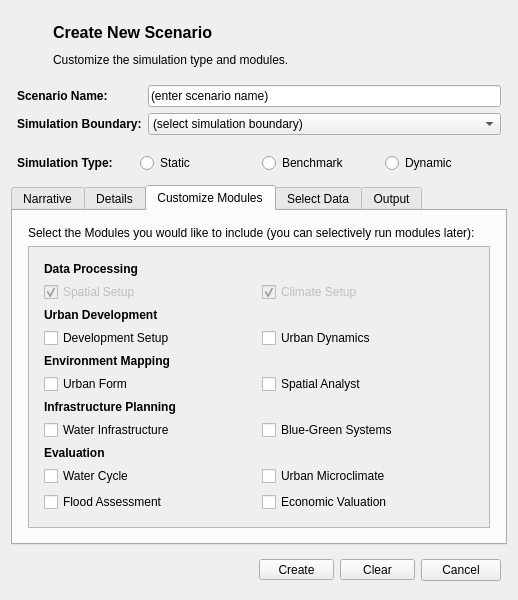
First picture: the form in gui/newscenario.ui, repository petermbach/urbanbeats-pss, before the edit.
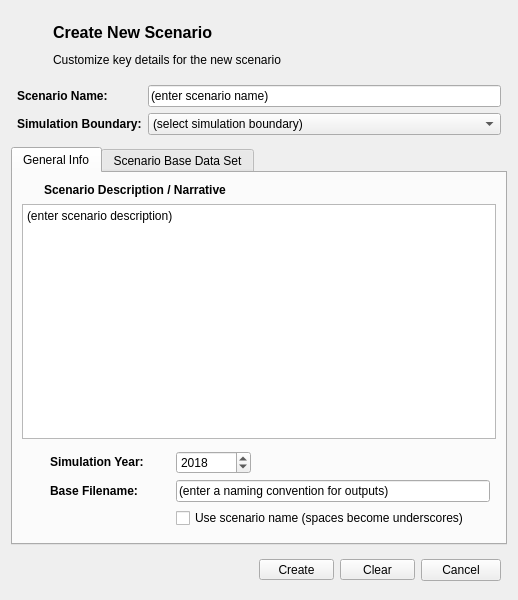
Second picture: the form after the edit. The open tabs and pages were chosen to show the change. Icons and pictures are not drawn.

Commit message: Rebuilt Scenario creation and management functionality Part 1 - adding and deleting scenarios

```diff
--- a/gui/newscenario.ui
+++ b/gui/newscenario.ui
@@ -54,7 +54,7 @@
          <string/>
         </property>
         <property name="pixmap">
-         <pixmap resource="../graphics/ubeats.qrc">:/icons/Map-icon (1).png</pixmap>
+         <pixmap resource="../../../../Dropbox/UrbanBEATS Master Project/graphics/ubeats.qrc">:/icons/Map-icon (1).png</pixmap>
         </property>
         <property name="scaledContents">
          <bool>true</bool>
@@ -78,7 +78,7 @@
       <item row="1" column="1">
        <widget class="QLabel" name="subtitle">
         <property name="text">
-         <string>Customize the simulation type and modules.</string>
+         <string>Customize key details for the new scenario</string>
         </property>
        </widget>
       </item>
@@ -145,70 +145,6 @@
      </layout>
     </widget>
    </item>
-   <item>
-    <widget class="QWidget" name="simtype_widget" native="true">
-     <layout class="QHBoxLayout" name="horizontalLayout_3">
-      <property name="spacing">
-       <number>6</number>
-      </property>
-      <property name="leftMargin">
-       <number>6</number>
-      </property>
-      <property name="topMargin">
-       <number>6</number>
-      </property>
-      <property name="rightMargin">
-       <number>6</number>
-      </property>
-      <property name="bottomMargin">
-       <number>6</number>
-      </property>
-      <item>
-       <widget class="QLabel" name="simtype_lbl">
-        <property name="whatsThis">
-         <string>Rainfall time series, obtain data from weather station or climate authority of your city. Time series should be in rainfall depth and have units millimetres.</string>
-        </property>
-        <property name="text">
-         <string>&lt;html&gt;&lt;head/&gt;&lt;body&gt;&lt;p&gt;&lt;span style=&quot; font-weight:600;&quot;&gt;Simulation Type:&lt;/span&gt;&lt;/p&gt;&lt;/body&gt;&lt;/html&gt;</string>
-        </property>
-       </widget>
-      </item>
-      <item>
-       <widget class="QRadioButton" name="static_radio">
-        <property name="text">
-         <string>Static</string>
-        </property>
-        <property name="icon">
-         <iconset resource="../graphics/ubeats.qrc">
-          <normaloff>:/icons/camera.png</normaloff>:/icons/camera.png</iconset>
-        </property>
-       </widget>
-      </item>
-      <item>
-       <widget class="QRadioButton" name="benchmark_radio">
-        <property name="text">
-         <string>Benchmark</string>
-        </property>
-        <property name="icon">
-         <iconset resource="../graphics/ubeats.qrc">
-          <normaloff>:/icons/78125-park-bench.png</normaloff>:/icons/78125-park-bench.png</iconset>
-        </property>
-       </widget>
-      </item>
-      <item>
-       <widget class="QRadioButton" name="dynamic_radio">
-        <property name="text">
-         <string>Dynamic</string>
-        </property>
-        <property name="icon">
-         <iconset resource="../graphics/ubeats.qrc">
-          <normaloff>:/icons/55191-clock-symbol-of-circular-shape.png</normaloff>:/icons/55191-clock-symbol-of-circular-shape.png</iconset>
-        </property>
-       </widget>
-      </item>
-     </layout>
-    </widget>
-   </item>
    <item>
     <widget class="QTabWidget" name="setup_widget">
      <property name="currentIndex">
@@ -216,71 +152,87 @@
      </property>
      <widget class="QWidget" name="narrative_tab">
       <attribute name="icon">
-       <iconset resource="../graphics/ubeats.qrc">
-        <normaloff>:/icons/pages-brown-icon.png</normaloff>:/icons/pages-brown-icon.png</iconset>
-      </attribute>
-      <attribute name="title">
-       <string>Narrative</string>
-      </attribute>
-      <layout class="QVBoxLayout" name="verticalLayout_2">
-       <item>
-        <layout class="QVBoxLayout" name="verticalLayout_6">
-         <property name="spacing">
-          <number>6</number>
-         </property>
-         <property name="leftMargin">
-          <number>6</number>
-         </property>
-         <property name="topMargin">
-          <number>6</number>
-         </property>
-         <property name="rightMargin">
-          <number>6</number>
-         </property>
-         <property name="bottomMargin">
-          <number>6</number>
-         </property>
-         <item>
-          <widget class="QLabel" name="narrative_lbl">
-           <property name="whatsThis">
-            <string>Rainfall time series, obtain data from weather station or climate authority of your city. Time series should be in rainfall depth and have units millimetres.</string>
-           </property>
-           <property name="text">
-            <string>&lt;html&gt;&lt;head/&gt;&lt;body&gt;&lt;p&gt;Provide some details on the scenario&lt;/p&gt;&lt;/body&gt;&lt;/html&gt;</string>
-           </property>
-          </widget>
-         </item>
-         <item>
-          <widget class="QPlainTextEdit" name="narrative_box">
-           <property name="minimumSize">
-            <size>
-             <width>0</width>
-             <height>100</height>
-            </size>
-           </property>
-           <property name="documentTitle">
-            <string/>
-           </property>
-           <property name="plainText">
-            <string>(enter scenario description)</string>
-           </property>
-          </widget>
-         </item>
-        </layout>
-       </item>
-      </layout>
-     </widget>
-     <widget class="QWidget" name="details_tab">
-      <attribute name="icon">
-       <iconset resource="../graphics/ubeats.qrc">
+       <iconset resource="../../../../Dropbox/UrbanBEATS Master Project/graphics/ubeats.qrc">
         <normaloff>:/icons/Settings-icon.png</normaloff>:/icons/Settings-icon.png</iconset>
       </attribute>
       <attribute name="title">
-       <string>Details</string>
+       <string>General Info</string>
       </attribute>
-      <layout class="QVBoxLayout" name="verticalLayout_8">
+      <layout class="QVBoxLayout" name="verticalLayout_2">
        <item>
-        <widget class="QWidget" name="timestep_widget" native="true">
+        <widget class="QWidget" name="widget" native="true">
+         <layout class="QHBoxLayout" name="horizontalLayout">
+          <property name="leftMargin">
+           <number>0</number>
+          </property>
+          <property name="topMargin">
+           <number>0</number>
+          </property>
+          <property name="rightMargin">
+           <number>0</number>
+          </property>
+          <property name="bottomMargin">
+           <number>0</number>
+          </property>
+          <item>
+           <widget class="QLabel" name="narrative_icon">
+            <property name="minimumSize">
+             <size>
+              <width>16</width>
+              <height>16</height>
+             </size>
+            </property>
+            <property name="maximumSize">
+             <size>
+              <width>16</width>
+              <height>16</height>
+             </size>
+            </property>
+            <property name="text">
+             <string/>
+            </property>
+            <property name="pixmap">
+             <pixmap resource="../../../../Dropbox/UrbanBEATS Master Project/graphics/ubeats.qrc">:/icons/pages-brown-icon.png</pixmap>
+            </property>
+            <property name="scaledContents">
+             <bool>true</bool>
+            </property>
+           </widget>
+          </item>
+          <item>
+           <widget class="QLabel" name="narrative_lbl">
+            <property name="whatsThis">
+             <string>Rainfall time series, obtain data from weather station or climate authority of your city. Time series should be in rainfall depth and have units millimetres.</string>
+            </property>
+            <property name="text">
+             <string>&lt;html&gt;&lt;head/&gt;&lt;body&gt;&lt;p&gt;&lt;span style=&quot; font-weight:600;&quot;&gt;Scenario Description / Narrative&lt;/span&gt;&lt;/p&gt;&lt;/body&gt;&lt;/html&gt;</string>
+            </property>
+            <property name="scaledContents">
+             <bool>false</bool>
+            </property>
+           </widget>
+          </item>
+         </layout>
+        </widget>
+       </item>
+       <item>
+        <widget class="QPlainTextEdit" name="narrative_box">
+         <property name="minimumSize">
+          <size>
+           <width>0</width>
+           <height>100</height>
+          </size>
+         </property>
+         <property name="documentTitle">
+          <string/>
+         </property>
+         <property name="plainText">
+          <string>(enter scenario description)</string>
+         </property>
+        </widget>
+       </item>
+       <item>
+        <widget class="QWidget" name="metadata_widget" native="true">
          <layout class="QGridLayout" name="gridLayout_6">
           <property name="leftMargin">
            <number>6</number>
@@ -297,84 +249,7 @@
           <property name="spacing">
            <number>6</number>
           </property>
-          <item row="0" column="3">
-           <widget class="QLabel" name="simyear_lbl2">
-            <property name="text">
-             <string>to</string>
-            </property>
-           </widget>
-          </item>
           <item row="0" column="4">
-           <widget class="QSpinBox" name="endyear_spin">
-            <property name="minimumSize">
-             <size>
-              <width>75</width>
-              <height>0</height>
-             </size>
-            </property>
-            <property name="minimum">
-             <number>1900</number>
-            </property>
-            <property name="maximum">
-             <number>2500</number>
-            </property>
-            <property name="value">
-             <number>2068</number>
-            </property>
-           </widget>
-          </item>
-          <item row="1" column="0">
-           <widget class="QLabel" name="timestep_lbl">
-            <property name="minimumSize">
-             <size>
-              <width>120</width>
-              <height>0</height>
-             </size>
-            </property>
-            <property name="whatsThis">
-             <string>Rainfall time series, obtain data from weather station or climate authority of your city. Time series should be in rainfall depth and have units millimetres.</string>
-            </property>
-            <property name="text">
-             <string>&lt;html&gt;&lt;head/&gt;&lt;body&gt;&lt;p&gt;Dynamic Time Step:&lt;/p&gt;&lt;/body&gt;&lt;/html&gt;</string>
-            </property>
-           </widget>
-          </item>
-          <item row="1" column="2">
-           <widget class="QSpinBox" name="timestep_spin">
-            <property name="suffix">
-             <string> years</string>
-            </property>
-            <property name="minimum">
-             <number>1</number>
-            </property>
-            <property name="maximum">
-             <number>20</number>
-            </property>
-            <property name="value">
-             <number>1</number>
-            </property>
-           </widget>
-          </item>
-          <item row="0" column="2">
-           <widget class="QSpinBox" name="startyear_spin">
-            <property name="minimumSize">
-             <size>
-              <width>75</width>
-              <height>0</height>
-             </size>
-            </property>
-            <property name="minimum">
-             <number>1900</number>
-            </property>
-            <property name="maximum">
-             <number>2500</number>
-            </property>
-            <property name="value">
-             <number>2018</number>
-            </property>
-           </widget>
-          </item>
-          <item row="0" column="5">
            <spacer name="horizontalSpacer_2">
             <property name="orientation">
              <enum>Qt::Horizontal</enum>
@@ -387,7 +262,14 @@
             </property>
            </spacer>
           </item>
-          <item row="0" column="0">
+          <item row="2" column="3" colspan="2">
+           <widget class="QCheckBox" name="naming_check">
+            <property name="text">
+             <string>Use scenario name (spaces become underscores)</string>
+            </property>
+           </widget>
+          </item>
+          <item row="0" column="1">
            <widget class="QLabel" name="simyear_lbl">
             <property name="minimumSize">
              <size>
@@ -399,47 +281,25 @@
              <string>Rainfall time series, obtain data from weather station or climate authority of your city. Time series should be in rainfall depth and have units millimetres.</string>
             </property>
             <property name="text">
-             <string>&lt;html&gt;&lt;head/&gt;&lt;body&gt;&lt;p&gt;Simulation Period:&lt;/p&gt;&lt;/body&gt;&lt;/html&gt;</string>
+             <string>&lt;html&gt;&lt;head/&gt;&lt;body&gt;&lt;p&gt;&lt;span style=&quot; font-weight:600;&quot;&gt;Simulation Year:&lt;/span&gt;&lt;/p&gt;&lt;/body&gt;&lt;/html&gt;</string>
             </property>
            </widget>
           </item>
-          <item row="1" column="4">
-           <widget class="QCheckBox" name="timestep_irregular">
-            <property name="text">
-             <string>Irregular</string>
+          <item row="1" column="3" colspan="2">
+           <widget class="QLineEdit" name="naming_line">
+            <property name="enabled">
+             <bool>true</bool>
             </property>
-           </widget>
-          </item>
-          <item row="1" column="5">
-           <widget class="QPushButton" name="timestep_irregular_button">
             <property name="text">
-             <string>Select Years to Run</string>
+             <string>(enter a naming convention for outputs)</string>
             </property>
+            <property name="readOnly">
+             <bool>false</bool>
+            </property>
            </widget>
           </item>
-         </layout>
-        </widget>
-       </item>
-       <item>
-        <widget class="QWidget" name="timestep_widget_2" native="true">
-         <layout class="QGridLayout" name="gridLayout_7">
-          <property name="leftMargin">
-           <number>6</number>
-          </property>
-          <property name="topMargin">
-           <number>6</number>
-          </property>
-          <property name="rightMargin">
-           <number>6</number>
-          </property>
-          <property name="bottomMargin">
-           <number>6</number>
-          </property>
-          <property name="spacing">
-           <number>6</number>
-          </property>
-          <item row="0" column="2">
-           <widget class="QSpinBox" name="benchmark_spin">
+          <item row="0" column="3">
+           <widget class="QSpinBox" name="startyear_spin">
             <property name="minimumSize">
              <size>
               <width>75</width>
@@ -447,349 +307,88 @@
              </size>
             </property>
             <property name="minimum">
-             <number>10</number>
+             <number>1900</number>
             </property>
             <property name="maximum">
-             <number>10000</number>
-            </property>
-            <property name="singleStep">
-             <number>10</number>
+             <number>2500</number>
             </property>
             <property name="value">
-             <number>100</number>
+             <number>2018</number>
             </property>
            </widget>
           </item>
-          <item row="0" column="3">
-           <spacer name="horizontalSpacer_3">
-            <property name="orientation">
-             <enum>Qt::Horizontal</enum>
-            </property>
-            <property name="sizeHint" stdset="0">
-             <size>
-              <width>40</width>
-              <height>20</height>
-             </size>
-            </property>
-           </spacer>
-          </item>
-          <item row="0" column="0">
-           <widget class="QLabel" name="benchmark_lbl">
-            <property name="minimumSize">
-             <size>
-              <width>120</width>
-              <height>0</height>
-             </size>
-            </property>
+          <item row="1" column="1">
+           <widget class="QLabel" name="naming_lbl">
             <property name="whatsThis">
              <string>Rainfall time series, obtain data from weather station or climate authority of your city. Time series should be in rainfall depth and have units millimetres.</string>
             </property>
             <property name="text">
-             <string>&lt;html&gt;&lt;head/&gt;&lt;body&gt;&lt;p&gt;Benchmark Iterations:&lt;/p&gt;&lt;/body&gt;&lt;/html&gt;</string>
+             <string>&lt;html&gt;&lt;head/&gt;&lt;body&gt;&lt;p&gt;&lt;span style=&quot; font-weight:600;&quot;&gt;Base Filename:&lt;/span&gt;&lt;/p&gt;&lt;/body&gt;&lt;/html&gt;</string>
+            </property>
+           </widget>
+          </item>
+          <item row="0" column="0">
+           <widget class="QLabel" name="simyear_icon">
+            <property name="minimumSize">
+             <size>
+              <width>16</width>
+              <height>16</height>
+             </size>
+            </property>
+            <property name="maximumSize">
+             <size>
+              <width>16</width>
+              <height>16</height>
+             </size>
+            </property>
+            <property name="text">
+             <string/>
+            </property>
+            <property name="pixmap">
+             <pixmap resource="../../../../Dropbox/UrbanBEATS Master Project/graphics/ubeats.qrc">:/icons/55191-clock-symbol-of-circular-shape.png</pixmap>
+            </property>
+            <property name="scaledContents">
+             <bool>true</bool>
+            </property>
+           </widget>
+          </item>
+          <item row="1" column="0">
+           <widget class="QLabel" name="naming_icon">
+            <property name="minimumSize">
+             <size>
+              <width>16</width>
+              <height>16</height>
+             </size>
+            </property>
+            <property name="maximumSize">
+             <size>
+              <width>16</width>
+              <height>16</height>
+             </size>
+            </property>
+            <property name="text">
+             <string/>
+            </property>
+            <property name="pixmap">
+             <pixmap resource="../../../../Dropbox/UrbanBEATS Master Project/graphics/ubeats.qrc">:/icons/Reports-icon.png</pixmap>
+            </property>
+            <property name="scaledContents">
+             <bool>true</bool>
             </property>
            </widget>
           </item>
          </layout>
         </widget>
-       </item>
-       <item>
-        <spacer name="verticalSpacer_3">
-         <property name="orientation">
-          <enum>Qt::Vertical</enum>
-         </property>
-         <property name="sizeHint" stdset="0">
-          <size>
-           <width>20</width>
-           <height>193</height>
-          </size>
-         </property>
-        </spacer>
-       </item>
-      </layout>
-     </widget>
-     <widget class="QWidget" name="module_tab">
-      <attribute name="icon">
-       <iconset resource="../graphics/ubeats.qrc">
-        <normaloff>:/icons/palette-icon.png</normaloff>:/icons/palette-icon.png</iconset>
-      </attribute>
-      <attribute name="title">
-       <string>Customize Modules</string>
-      </attribute>
-      <layout class="QGridLayout" name="gridLayout">
-       <item row="0" column="0">
-        <layout class="QVBoxLayout" name="verticalLayout_7">
-         <property name="spacing">
-          <number>6</number>
-         </property>
-         <property name="leftMargin">
-          <number>6</number>
-         </property>
-         <property name="topMargin">
-          <number>6</number>
-         </property>
-         <property name="rightMargin">
-          <number>6</number>
-         </property>
-         <property name="bottomMargin">
-          <number>6</number>
-         </property>
-         <item>
-          <widget class="QLabel" name="descr_lbl">
-           <property name="text">
-            <string>Select the Modules you would like to include (you can selectively run modules later):</string>
-           </property>
-          </widget>
-         </item>
-         <item>
-          <widget class="QScrollArea" name="scrollArea">
-           <property name="widgetResizable">
-            <bool>true</bool>
-           </property>
-           <widget class="QWidget" name="scrollAreaWidgetContents">
-            <property name="geometry">
-             <rect>
-              <x>0</x>
-              <y>0</y>
-              <width>462</width>
-              <height>289</height>
-             </rect>
-            </property>
-            <layout class="QGridLayout" name="gridLayout_4">
-             <item row="4" column="0">
-              <layout class="QGridLayout" name="gridLayout_5">
-               <property name="leftMargin">
-                <number>6</number>
-               </property>
-               <property name="topMargin">
-                <number>6</number>
-               </property>
-               <property name="rightMargin">
-                <number>6</number>
-               </property>
-               <property name="bottomMargin">
-                <number>6</number>
-               </property>
-               <property name="spacing">
-                <number>6</number>
-               </property>
-               <item row="2" column="0">
-                <widget class="QLabel" name="descr_lbl3">
-                 <property name="text">
-                  <string>&lt;html&gt;&lt;head/&gt;&lt;body&gt;&lt;p&gt;&lt;span style=&quot; font-weight:600;&quot;&gt;Urban Development&lt;/span&gt;&lt;/p&gt;&lt;/body&gt;&lt;/html&gt;</string>
-                 </property>
-                </widget>
-               </item>
-               <item row="11" column="0">
-                <widget class="QCheckBox" name="watercycle">
-                 <property name="text">
-                  <string>Water Cycle</string>
-                 </property>
-                 <property name="icon">
-                  <iconset resource="../graphics/ubeats.qrc">
-                   <normaloff>:/icons/iconfinder_Ecology_tap_water_2992443.png</normaloff>:/icons/iconfinder_Ecology_tap_water_2992443.png</iconset>
-                 </property>
-                </widget>
-               </item>
-               <item row="4" column="0">
-                <widget class="QLabel" name="descr_lbl4">
-                 <property name="text">
-                  <string>&lt;html&gt;&lt;head/&gt;&lt;body&gt;&lt;p&gt;&lt;span style=&quot; font-weight:600;&quot;&gt;Environment Mapping&lt;/span&gt;&lt;/p&gt;&lt;/body&gt;&lt;/html&gt;</string>
-                 </property>
-                </widget>
-               </item>
-               <item row="3" column="0">
-                <widget class="QCheckBox" name="citydevelopment">
-                 <property name="text">
-                  <string>Development Setup</string>
-                 </property>
-                 <property name="icon">
-                  <iconset resource="../graphics/ubeats.qrc">
-                   <normaloff>:/icons/Very-Basic-Design-icon.png</normaloff>:/icons/Very-Basic-Design-icon.png</iconset>
-                 </property>
-                </widget>
-               </item>
-               <item row="1" column="1">
-                <widget class="QCheckBox" name="climate">
-                 <property name="enabled">
-                  <bool>false</bool>
-                 </property>
-                 <property name="text">
-                  <string>Climate Setup</string>
-                 </property>
-                 <property name="icon">
-                  <iconset resource="../graphics/ubeats.qrc">
-                   <normaloff>:/icons/cloudy-with-rain-2667018_960_720.png</normaloff>:/icons/cloudy-with-rain-2667018_960_720.png</iconset>
-                 </property>
-                 <property name="checkable">
-                  <bool>true</bool>
-                 </property>
-                 <property name="checked">
-                  <bool>true</bool>
-                 </property>
-                </widget>
-               </item>
-               <item row="12" column="0">
-                <widget class="QCheckBox" name="flood">
-                 <property name="text">
-                  <string>Flood Assessment</string>
-                 </property>
-                 <property name="icon">
-                  <iconset resource="../graphics/ubeats.qrc">
-                   <normaloff>:/icons/iconfinder_wave_ocean_sea_water_surf_splash_5296676.png</normaloff>:/icons/iconfinder_wave_ocean_sea_water_surf_splash_5296676.png</iconset>
-                 </property>
-                </widget>
-               </item>
-               <item row="5" column="1">
-                <widget class="QCheckBox" name="spatialmapping">
-                 <property name="text">
-                  <string>Spatial Analyst</string>
-                 </property>
-                 <property name="icon">
-                  <iconset resource="../graphics/ubeats.qrc">
-                   <normaloff>:/icons/GISLayers.png</normaloff>:/icons/GISLayers.png</iconset>
-                 </property>
-                </widget>
-               </item>
-               <item row="7" column="1">
-                <widget class="QCheckBox" name="bluegreen">
-                 <property name="text">
-                  <string>Blue-Green Systems</string>
-                 </property>
-                 <property name="icon">
-                  <iconset resource="../graphics/ubeats.qrc">
-                   <normaloff>:/icons/Tree-icon.png</normaloff>:/icons/Tree-icon.png</iconset>
-                 </property>
-                </widget>
-               </item>
-               <item row="10" column="0">
-                <widget class="QLabel" name="descr_lbl5">
-                 <property name="text">
-                  <string>&lt;html&gt;&lt;head/&gt;&lt;body&gt;&lt;p&gt;&lt;span style=&quot; font-weight:600;&quot;&gt;Evaluation&lt;/span&gt;&lt;/p&gt;&lt;/body&gt;&lt;/html&gt;</string>
-                 </property>
-                </widget>
-               </item>
-               <item row="5" column="0">
-                <widget class="QCheckBox" name="urbanplanning">
-                 <property name="text">
-                  <string>Urban Form</string>
-                 </property>
-                 <property name="icon">
-                  <iconset resource="../graphics/ubeats.qrc">
-                   <normaloff>:/icons/City_icon_(Noun_Project).svg.png</normaloff>:/icons/City_icon_(Noun_Project).svg.png</iconset>
-                 </property>
-                </widget>
-               </item>
-               <item row="12" column="1">
-                <widget class="QCheckBox" name="economics">
-                 <property name="text">
-                  <string>Economic Valuation</string>
-                 </property>
-                 <property name="icon">
-                  <iconset resource="../graphics/ubeats.qrc">
-                   <normaloff>:/icons/dollar-icon.png</normaloff>:/icons/dollar-icon.png</iconset>
-                 </property>
-                </widget>
-               </item>
-               <item row="7" column="0">
-                <widget class="QCheckBox" name="infrastructure">
-                 <property name="text">
-                  <string>Water Infrastructure</string>
-                 </property>
-                 <property name="icon">
-                  <iconset resource="../graphics/ubeats.qrc">
-                   <normaloff>:/images/images/md_infrastructure.png</normaloff>:/images/images/md_infrastructure.png</iconset>
-                 </property>
-                </widget>
-               </item>
-               <item row="1" column="0">
-                <widget class="QCheckBox" name="spatialsetup">
-                 <property name="enabled">
-                  <bool>false</bool>
-                 </property>
-                 <property name="text">
-                  <string>Spatial Setup</string>
-                 </property>
-                 <property name="icon">
-                  <iconset resource="../graphics/ubeats.qrc">
-                   <normaloff>:/icons/Data-Grid-icon.png</normaloff>:/icons/Data-Grid-icon.png</iconset>
-                 </property>
-                 <property name="checkable">
-                  <bool>true</bool>
-                 </property>
-                 <property name="checked">
-                  <bool>true</bool>
-                 </property>
-                 <property name="tristate">
-                  <bool>false</bool>
-                 </property>
-                </widget>
-               </item>
-               <item row="11" column="1">
-                <widget class="QCheckBox" name="microclimate">
-                 <property name="text">
-                  <string>Urban Microclimate</string>
-                 </property>
-                 <property name="icon">
-                  <iconset resource="../graphics/ubeats.qrc">
-                   <normaloff>:/icons/temperature-icon.png</normaloff>:/icons/temperature-icon.png</iconset>
-                 </property>
-                </widget>
-               </item>
-               <item row="0" column="0">
-                <widget class="QLabel" name="descr_lbl2">
-                 <property name="text">
-                  <string>&lt;html&gt;&lt;head/&gt;&lt;body&gt;&lt;p&gt;&lt;span style=&quot; font-weight:600;&quot;&gt;Data Processing&lt;/span&gt;&lt;/p&gt;&lt;/body&gt;&lt;/html&gt;</string>
-                 </property>
-                </widget>
-               </item>
-               <item row="3" column="1">
-                <widget class="QCheckBox" name="urbandynamics">
-                 <property name="text">
-                  <string>Urban Dynamics</string>
-                 </property>
-                 <property name="icon">
-                  <iconset resource="../graphics/ubeats.qrc">
-                   <normaloff>:/icons/Transport-Road-Worker-icon.png</normaloff>:/icons/Transport-Road-Worker-icon.png</iconset>
-                 </property>
-                </widget>
-               </item>
-               <item row="6" column="0">
-                <widget class="QLabel" name="descr_lbl4_2">
-                 <property name="text">
-                  <string>&lt;html&gt;&lt;head/&gt;&lt;body&gt;&lt;p&gt;&lt;span style=&quot; font-weight:600;&quot;&gt;Infrastructure Planning&lt;/span&gt;&lt;/p&gt;&lt;/body&gt;&lt;/html&gt;</string>
-                 </property>
-                </widget>
-               </item>
-              </layout>
-             </item>
-             <item row="6" column="0">
-              <spacer name="verticalSpacer_2">
-               <property name="orientation">
-                <enum>Qt::Vertical</enum>
-               </property>
-               <property name="sizeHint" stdset="0">
-                <size>
-                 <width>20</width>
-                 <height>40</height>
-                </size>
-               </property>
-              </spacer>
-             </item>
-            </layout>
-           </widget>
-          </widget>
-         </item>
-        </layout>
        </item>
       </layout>
      </widget>
      <widget class="QWidget" name="data_tab">
       <attribute name="icon">
-       <iconset resource="../graphics/ubeats.qrc">
+       <iconset resource="../../../../Dropbox/UrbanBEATS Master Project/graphics/ubeats.qrc">
         <normaloff>:/icons/Misc-Database-3-icon.png</normaloff>:/icons/Misc-Database-3-icon.png</iconset>
       </attribute>
       <attribute name="title">
-       <string>Select Data</string>
+       <string>Scenario Base Data Set</string>
       </attribute>
       <layout class="QHBoxLayout" name="horizontalLayout_4">
        <item>
@@ -1086,83 +685,6 @@
        </item>
       </layout>
      </widget>
-     <widget class="QWidget" name="output_tab">
-      <attribute name="icon">
-       <iconset resource="../graphics/ubeats.qrc">
-        <normaloff>:/icons/export-icon.png</normaloff>:/icons/export-icon.png</iconset>
-      </attribute>
-      <attribute name="title">
-       <string>Output</string>
-      </attribute>
-      <layout class="QVBoxLayout" name="verticalLayout_5">
-       <item>
-        <widget class="QWidget" name="naming_convention" native="true">
-         <layout class="QGridLayout" name="gridLayout_2">
-          <property name="leftMargin">
-           <number>6</number>
-          </property>
-          <property name="topMargin">
-           <number>6</number>
-          </property>
-          <property name="rightMargin">
-           <number>6</number>
-          </property>
-          <property name="bottomMargin">
-           <number>6</number>
-          </property>
-          <property name="spacing">
-           <number>6</number>
-          </property>
-          <item row="0" column="0">
-           <widget class="QLabel" name="naming_lbl">
-            <property name="whatsThis">
-             <string>Rainfall time series, obtain data from weather station or climate authority of your city. Time series should be in rainfall depth and have units millimetres.</string>
-            </property>
-            <property name="text">
-             <string>&lt;html&gt;&lt;head/&gt;&lt;body&gt;&lt;p&gt;File naming convention:&lt;/p&gt;&lt;/body&gt;&lt;/html&gt;</string>
-            </property>
-           </widget>
-          </item>
-          <item row="0" column="1">
-           <widget class="QLineEdit" name="naming_line">
-            <property name="enabled">
-             <bool>true</bool>
-            </property>
-            <property name="text">
-             <string>(enter a naming convention for outputs)</string>
-            </property>
-            <property name="readOnly">
-             <bool>false</bool>
-            </property>
-           </widget>
-          </item>
-          <item row="1" column="1">
-           <widget class="QCheckBox" name="naming_check">
-            <property name="text">
-             <string>Use scenario name (spaces become underscores)</string>
-            </property>
-           </widget>
-          </item>
-         </layout>
-        </widget>
-       </item>
-       <item>
-        <spacer name="verticalSpacer">
-         <property name="orientation">
-          <enum>Qt::Vertical</enum>
-         </property>
-         <property name="sizeHint" stdset="0">
-          <size>
-           <width>20</width>
-           <height>260</height>
-          </size>
-         </property>
-        </spacer>
-       </item>
-      </layout>
-      <zorder>naming_convention</zorder>
-      <zorder>verticalSpacer</zorder>
-     </widget>
     </widget>
    </item>
    <item>
```
Left out of the diff: 7 changed lines with no effect on the pictures. The commit also changes 10 other files.
